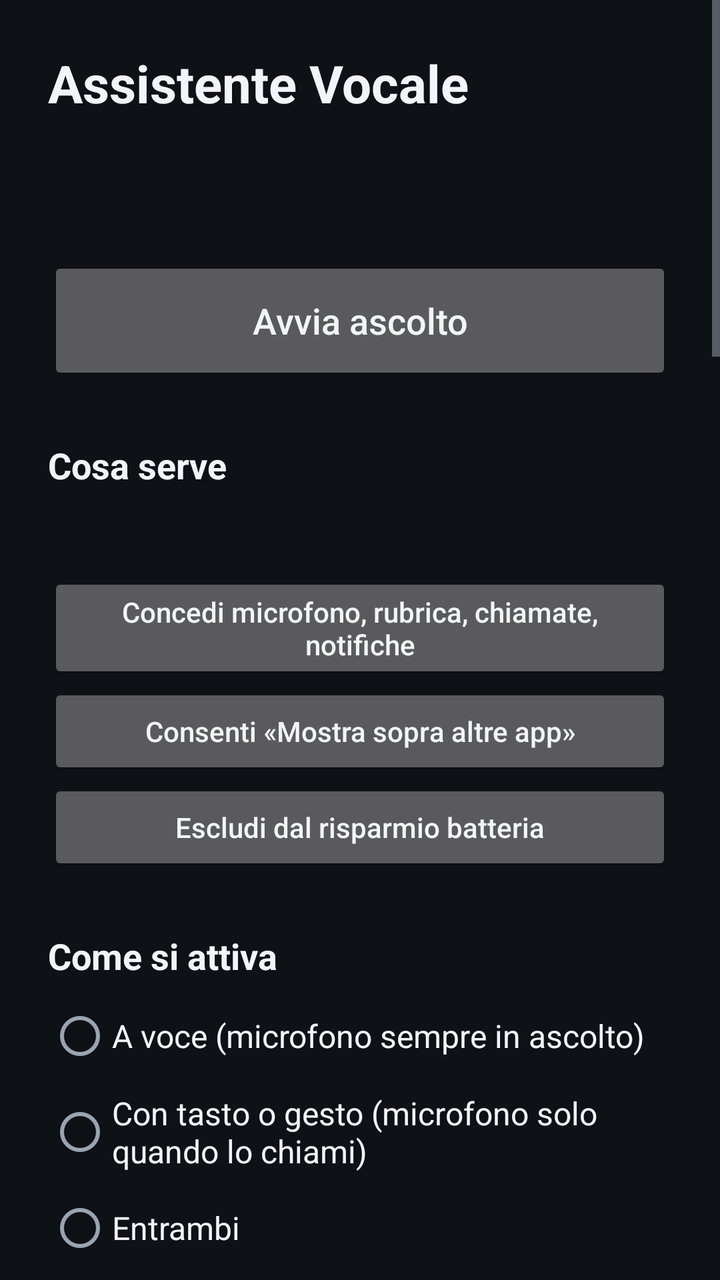
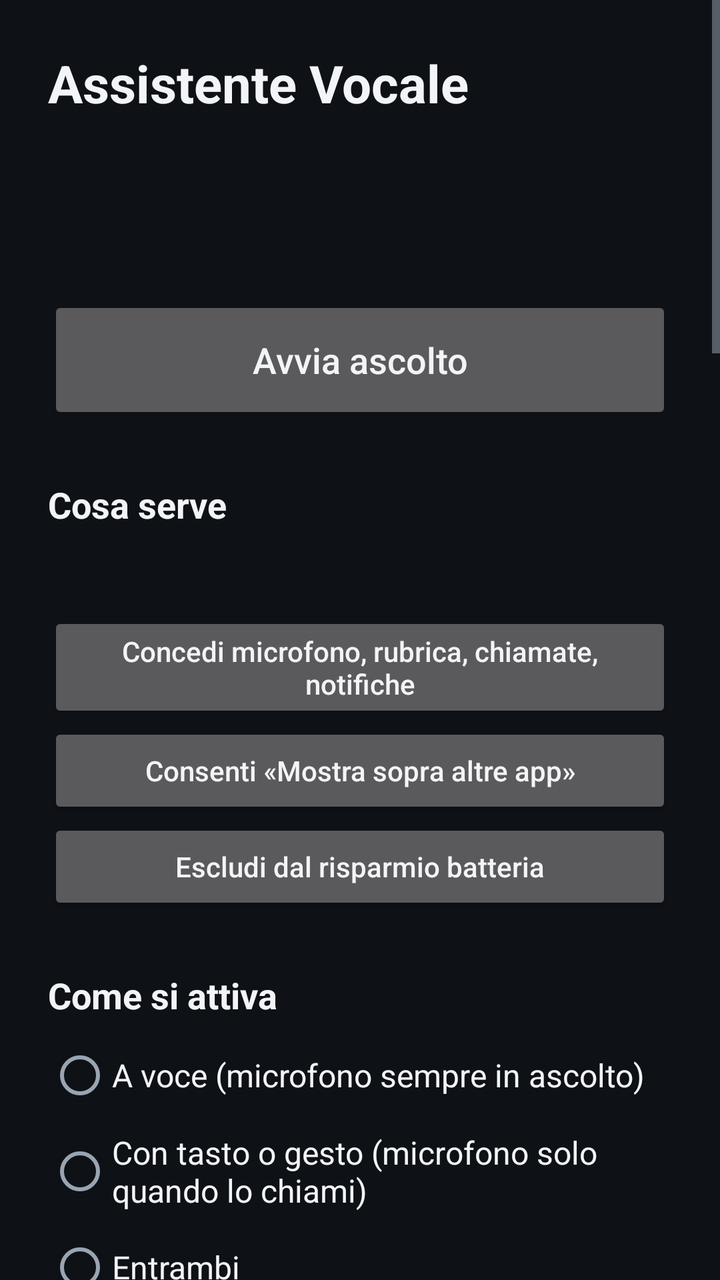

Compare the two renders of this Android layout. The source of the first and the diff that turns it into the second are given below.
<!-- AndroidManifest.xml: application theme Theme.Assistente -->
<!-- res/layout/activity_main.xml -->
<?xml version="1.0" encoding="utf-8"?>
<ScrollView xmlns:android="http://schemas.android.com/apk/res/android"
    android:layout_width="match_parent"
    android:layout_height="match_parent"
    android:fillViewport="true"
    android:fitsSystemWindows="true">

    <LinearLayout
        android:layout_width="match_parent"
        android:layout_height="wrap_content"
        android:orientation="vertical"
        android:padding="24dp">

        <TextView
            android:layout_width="wrap_content"
            android:layout_height="wrap_content"
            android:text="@string/app_name"
            android:textColor="@color/text"
            android:textSize="26sp"
            android:textStyle="bold" />

        <TextView
            android:id="@+id/status"
            android:layout_width="match_parent"
            android:layout_height="wrap_content"
            android:layout_marginTop="6dp"
            android:textColor="@color/text_dim"
            android:textSize="16sp" />

        <TextView
            android:id="@+id/heard"
            android:layout_width="match_parent"
            android:layout_height="wrap_content"
            android:layout_marginTop="4dp"
            android:textColor="@color/listening"
            android:textSize="16sp" />

        <Button
            android:id="@+id/toggle"
            android:layout_width="match_parent"
            android:layout_height="64dp"
            android:layout_marginTop="16dp"
            android:text="Avvia ascolto"
            android:textAllCaps="false"
            android:textSize="18sp" />

        <TextView
            android:layout_width="wrap_content"
            android:layout_height="wrap_content"
            android:layout_marginTop="28dp"
            android:text="Cosa serve"
            android:textColor="@color/text"
            android:textSize="18sp"
            android:textStyle="bold" />

        <TextView
            android:id="@+id/checks"
            android:layout_width="match_parent"
            android:layout_height="wrap_content"
            android:layout_marginTop="8dp"
            android:lineSpacingExtra="6dp"
            android:textColor="@color/text"
            android:textSize="16sp" />

        <Button
            android:id="@+id/grant"
            android:layout_width="match_parent"
            android:layout_height="wrap_content"
            android:layout_marginTop="12dp"
            android:text="Concedi microfono, rubrica, chiamate, notifiche"
            android:textAllCaps="false" />

        <Button
            android:id="@+id/overlay"
            android:layout_width="match_parent"
            android:layout_height="wrap_content"
            android:text="Consenti «Mostra sopra altre app»"
            android:textAllCaps="false" />

        <Button
            android:id="@+id/battery"
            android:layout_width="match_parent"
            android:layout_height="wrap_content"
            android:text="Escludi dal risparmio batteria"
            android:textAllCaps="false" />

        <TextView
            android:layout_width="wrap_content"
            android:layout_height="wrap_content"
            android:layout_marginTop="28dp"
            android:text="Come si attiva"
            android:textColor="@color/text"
            android:textSize="18sp"
            android:textStyle="bold" />

        <RadioGroup
            android:id="@+id/activation"
            android:layout_width="match_parent"
            android:layout_height="wrap_content"
            android:layout_marginTop="4dp">

            <RadioButton
                android:id="@+id/act_voice"
                android:layout_width="match_parent"
                android:layout_height="wrap_content"
                android:minHeight="48dp"
                android:text="A voce (microfono sempre in ascolto)"
                android:textColor="@color/text"
                android:textSize="16sp" />

            <RadioButton
                android:id="@+id/act_gesture"
                android:layout_width="match_parent"
                android:layout_height="wrap_content"
                android:minHeight="48dp"
                android:text="Con tasto o gesto (microfono solo quando lo chiami)"
                android:textColor="@color/text"
                android:textSize="16sp" />

            <RadioButton
                android:id="@+id/act_both"
                android:layout_width="match_parent"
                android:layout_height="wrap_content"
                android:minHeight="48dp"
                android:text="Entrambi"
                android:textColor="@color/text"
                android:textSize="16sp" />

        </RadioGroup>

        <TextView
            android:id="@+id/assist_info"
            android:layout_width="match_parent"
            android:layout_height="wrap_content"
            android:layout_marginTop="6dp"
            android:lineSpacingExtra="3dp"
            android:textColor="@color/text_dim"
            android:textSize="15sp" />

        <Button
            android:id="@+id/assist_set"
            android:layout_width="match_parent"
            android:layout_height="wrap_content"
            android:text="Imposta come assistente del telefono"
            android:textAllCaps="false" />

        <TextView
            android:layout_width="wrap_content"
            android:layout_height="wrap_content"
            android:layout_marginTop="28dp"
            android:text="Frase di attivazione"
            android:textColor="@color/text"
            android:textSize="18sp"
            android:textStyle="bold" />

        <EditText
            android:id="@+id/wake"
            android:layout_width="match_parent"
            android:layout_height="wrap_content"
            android:hint="es. ehi computer"
            android:importantForAutofill="no"
            android:inputType="text" />

        <Button
            android:id="@+id/wake_save"
            android:layout_width="match_parent"
            android:layout_height="wrap_content"
            android:text="Salva frase di attivazione"
            android:textAllCaps="false" />

        <TextView
            android:id="@+id/wake_check"
            android:layout_width="match_parent"
            android:layout_height="wrap_content"
            android:layout_marginTop="6dp"
            android:lineSpacingExtra="3dp"
            android:textColor="@color/text_dim"
            android:textSize="15sp" />

        <TextView
            android:layout_width="match_parent"
            android:layout_height="wrap_content"
            android:layout_marginTop="4dp"
            android:text="Consiglio: due parole che non dici spesso insieme (es. «ehi computer», «ok telefono»). Guarda la riga «Sento» qui sopra mentre la provi."
            android:textColor="@color/text_dim"
            android:textSize="14sp" />

        <TextView
            android:layout_width="wrap_content"
            android:layout_height="wrap_content"
            android:layout_marginTop="28dp"
            android:text="Chiamate"
            android:textColor="@color/text"
            android:textSize="18sp"
            android:textStyle="bold" />

        <Switch
            android:id="@+id/speaker"
            android:layout_width="match_parent"
            android:layout_height="wrap_content"
            android:layout_marginTop="8dp"
            android:minHeight="48dp"
            android:text="Chiamate sempre in vivavoce"
            android:textColor="@color/text"
            android:textSize="16sp" />

        <TextView
            android:layout_width="match_parent"
            android:layout_height="wrap_content"
            android:text="Oppure dillo a voce: «chiama Mario in vivavoce»."
            android:textColor="@color/text_dim"
            android:textSize="14sp" />

        <TextView
            android:layout_width="wrap_content"
            android:layout_height="wrap_content"
            android:layout_marginTop="28dp"
            android:text="Riconoscimento dei comandi"
            android:textColor="@color/text"
            android:textSize="18sp"
            android:textStyle="bold" />

        <Switch
            android:id="@+id/system_asr"
            android:layout_width="match_parent"
            android:layout_height="wrap_content"
            android:layout_marginTop="8dp"
            android:minHeight="48dp"
            android:text="Usa il riconoscimento del telefono (molto più preciso)"
            android:textColor="@color/text"
            android:textSize="16sp" />

        <TextView
            android:id="@+id/asr_info"
            android:layout_width="match_parent"
            android:layout_height="wrap_content"
            android:layout_marginTop="6dp"
            android:lineSpacingExtra="3dp"
            android:textColor="@color/text_dim"
            android:textSize="15sp" />

        <Button
            android:id="@+id/download_it"
            android:layout_width="match_parent"
            android:layout_height="wrap_content"
            android:text="Scarica l'italiano offline"
            android:textAllCaps="false" />

        <TextView
            android:layout_width="wrap_content"
            android:layout_height="wrap_content"
            android:layout_marginTop="28dp"
            android:text="Voce dell'assistente"
            android:textColor="@color/text"
            android:textSize="18sp"
            android:textStyle="bold" />

        <TextView
            android:layout_width="wrap_content"
            android:layout_height="wrap_content"
            android:layout_marginTop="12dp"
            android:text="Motore"
            android:textColor="@color/text_dim"
            android:textSize="14sp" />

        <Spinner
            android:id="@+id/tts_engine"
            android:layout_width="match_parent"
            android:layout_height="48dp" />

        <TextView
            android:layout_width="wrap_content"
            android:layout_height="wrap_content"
            android:layout_marginTop="12dp"
            android:text="Voce"
            android:textColor="@color/text_dim"
            android:textSize="14sp" />

        <Spinner
            android:id="@+id/tts_voice"
            android:layout_width="match_parent"
            android:layout_height="48dp" />

        <TextView
            android:id="@+id/tts_rate_label"
            android:layout_width="wrap_content"
            android:layout_height="wrap_content"
            android:layout_marginTop="12dp"
            android:textColor="@color/text_dim"
            android:textSize="14sp" />

        <SeekBar
            android:id="@+id/tts_rate"
            android:layout_width="match_parent"
            android:layout_height="40dp"
            android:max="80" />

        <Button
            android:id="@+id/tts_test"
            android:layout_width="match_parent"
            android:layout_height="wrap_content"
            android:text="▶  Prova la voce"
            android:textAllCaps="false" />

        <TextView
            android:id="@+id/tts_info"
            android:layout_width="match_parent"
            android:layout_height="wrap_content"
            android:layout_marginTop="6dp"
            android:lineSpacingExtra="3dp"
            android:textColor="@color/text_dim"
            android:textSize="15sp" />

        <Button
            android:id="@+id/tts_install"
            android:layout_width="match_parent"
            android:layout_height="wrap_content"
            android:text="Scarica altre voci italiane"
            android:textAllCaps="false" />

        <TextView
            android:layout_width="wrap_content"
            android:layout_height="wrap_content"
            android:layout_marginTop="28dp"
            android:text="Segnale di ascolto"
            android:textColor="@color/text"
            android:textSize="18sp"
            android:textStyle="bold" />

        <Spinner
            android:id="@+id/fb_sound"
            android:layout_width="match_parent"
            android:layout_height="48dp"
            android:layout_marginTop="6dp" />

        <TextView
            android:id="@+id/fb_volume_label"
            android:layout_width="wrap_content"
            android:layout_height="wrap_content"
            android:layout_marginTop="12dp"
            android:textColor="@color/text_dim"
            android:textSize="14sp" />

        <SeekBar
            android:id="@+id/fb_volume"
            android:layout_width="match_parent"
            android:layout_height="40dp"
            android:max="100" />

        <Switch
            android:id="@+id/fb_vibrate"
            android:layout_width="match_parent"
            android:layout_height="wrap_content"
            android:layout_marginTop="8dp"
            android:minHeight="48dp"
            android:text="Vibra quando inizia ad ascoltare"
            android:textColor="@color/text"
            android:textSize="16sp" />

        <Button
            android:id="@+id/fb_test"
            android:layout_width="match_parent"
            android:layout_height="wrap_content"
            android:text="▶  Prova il segnale"
            android:textAllCaps="false" />

        <TextView
            android:layout_width="wrap_content"
            android:layout_height="wrap_content"
            android:layout_marginTop="28dp"
            android:text="Spotify"
            android:textColor="@color/text"
            android:textSize="18sp"
            android:textStyle="bold" />

        <TextView
            android:id="@+id/spotify_info"
            android:layout_width="match_parent"
            android:layout_height="wrap_content"
            android:layout_marginTop="6dp"
            android:lineSpacingExtra="3dp"
            android:textColor="@color/text_dim"
            android:textSize="15sp" />

        <Button
            android:id="@+id/spotify_access"
            android:layout_width="match_parent"
            android:layout_height="wrap_content"
            android:text="Consenti di far partire la musica"
            android:textAllCaps="false" />

        <TextView
            android:layout_width="wrap_content"
            android:layout_height="wrap_content"
            android:layout_marginTop="28dp"
            android:text="Luoghi rapidi"
            android:textColor="@color/text"
            android:textSize="18sp"
            android:textStyle="bold" />

        <EditText
            android:id="@+id/home"
            android:layout_width="match_parent"
            android:layout_height="wrap_content"
            android:hint="Indirizzo di casa («portami a casa»)"
            android:importantForAutofill="no"
            android:inputType="textPostalAddress" />

        <EditText
            android:id="@+id/work"
            android:layout_width="match_parent"
            android:layout_height="wrap_content"
            android:hint="Indirizzo del lavoro («portami al lavoro»)"
            android:importantForAutofill="no"
            android:inputType="textPostalAddress" />

        <TextView
            android:layout_width="wrap_content"
            android:layout_height="wrap_content"
            android:layout_marginTop="28dp"
            android:text="Come si usa"
            android:textColor="@color/text"
            android:textSize="18sp"
            android:textStyle="bold" />

        <TextView
            android:id="@+id/howto"
            android:layout_width="match_parent"
            android:layout_height="wrap_content"
            android:layout_marginTop="8dp"
            android:lineSpacingExtra="4dp"
            android:textColor="@color/text_dim"
            android:textSize="16sp" />
    </LinearLayout>
</ScrollView>
<!-- resources referenced by this layout -->
<resources>
  <color name="listening">#FF2F80ED</color>
  <color name="text">#FFF2F4F7</color>
  <color name="text_dim">#FF9AA4B2</color>
  <string name="app_name">Assistente Vocale</string>
  <style name="Theme.Assistente" parent="android:Theme.Material.NoActionBar">
          <item name="android:colorAccent">@color/listening</item>
          <item name="android:windowBackground">@color/bg</item>
          <item name="android:statusBarColor">@color/bg</item>
          <item name="android:navigationBarColor">@color/bg</item>
          <item name="android:textColorPrimary">@color/text</item>
          <item name="android:textColorSecondary">@color/text_dim</item>
      </style>
  <color name="bg">#FF0E1116</color>
</resources>

<!-- the commit's change to res/layout/activity_main.xml (unified diff, before → after) -->
@@ -26,6 +26,26 @@
             android:layout_marginTop="6dp"
             android:textColor="@color/text_dim"
             android:textSize="16sp" />
+
+        <TextView
+            android:id="@+id/version_info"
+            android:layout_width="match_parent"
+            android:layout_height="wrap_content"
+            android:layout_marginTop="2dp"
+            android:textColor="@color/text_dim"
+            android:textSize="13sp" />
+
+        <Button
+            android:id="@+id/update"
+            android:layout_width="match_parent"
+            android:layout_height="56dp"
+            android:layout_marginTop="8dp"
+            android:backgroundTint="@color/working"
+            android:text="Aggiorna"
+            android:textAllCaps="false"
+            android:textColor="@color/text"
+            android:textSize="16sp"
+            android:visibility="gone" />
 
         <TextView
             android:id="@+id/heard"
<!-- resource entries referenced after the edit -->
@@ -3,6 +3,7 @@
   <color name="listening">#FF2F80ED</color>
   <color name="text">#FFF2F4F7</color>
   <color name="text_dim">#FF9AA4B2</color>
+  <color name="working">#FF27AE60</color>
   <string name="app_name">Assistente Vocale</string>
   <style name="Theme.Assistente" parent="android:Theme.Material.NoActionBar">
           <item name="android:colorAccent">@color/listening</item>
